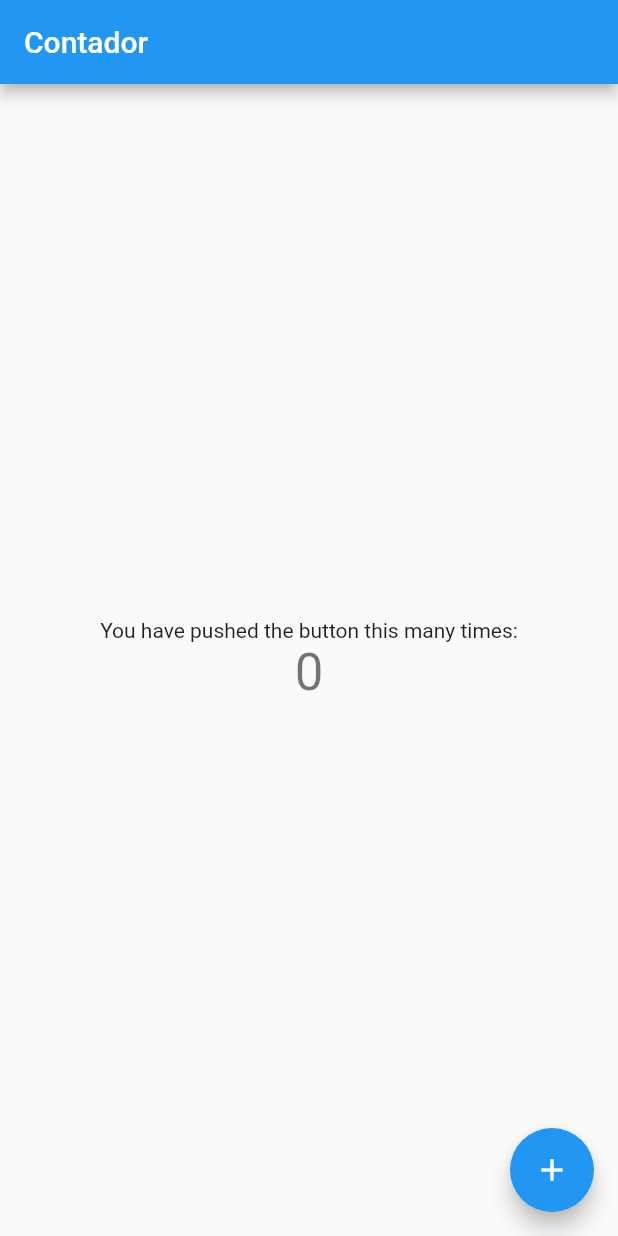
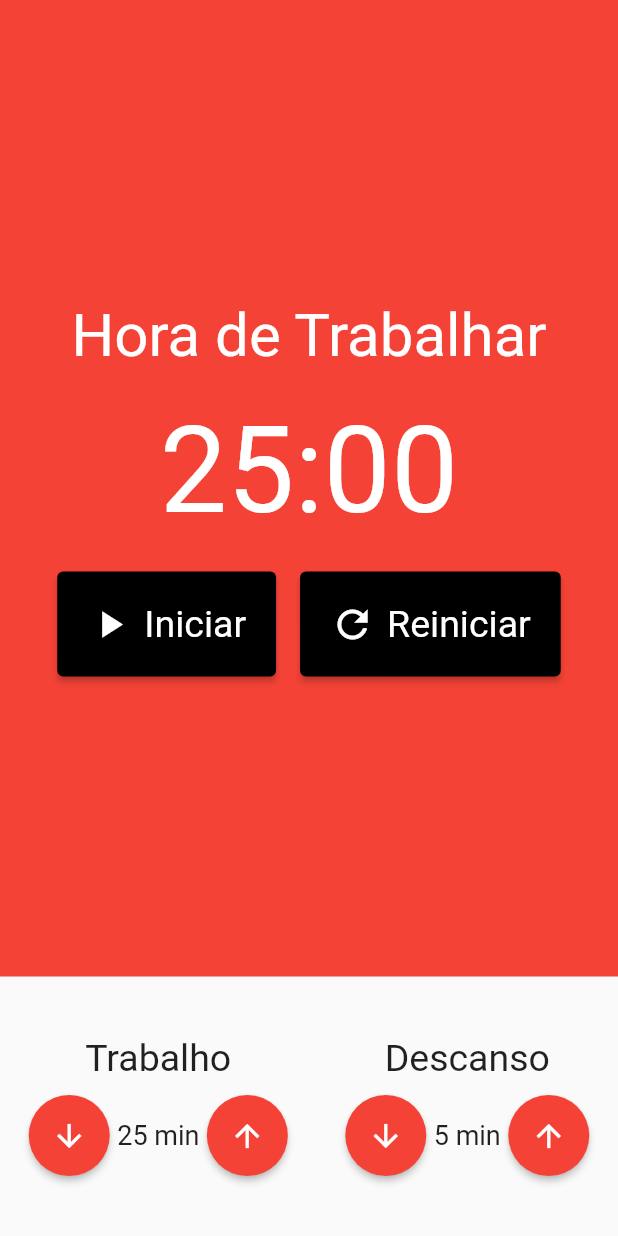
Before and after one commit to devguusta/pomodoro, a Flutter app: the screen it shows after launch, on a phone screen of 412 x 824 dp. Run offline on Flutter 3.47's test engine with Material 2 defaults, Android fonts, the phone set to English and light mode, and no system bars; our stand-ins replace flutter_mobx, mobx; generated files the repository leaves out were written again.

Commit message:
cria pomodo.store

```diff
--- /dev/null
+++ b/lib/components/timeButton.dart
@@ -0,0 +1,37 @@
+import 'package:flutter/material.dart';
+
+class TimeButton extends StatelessWidget {
+  final String text;
+  final IconData icon;
+  const TimeButton({
+    Key? key,
+    required this.text,
+    required this.icon,
+  }) : super(key: key);
+
+  @override
+  Widget build(BuildContext context) {
+    return ElevatedButton(
+      style: ElevatedButton.styleFrom(
+        primary: Colors.black,
+        padding: EdgeInsets.symmetric(
+          horizontal: 20,
+          vertical: 20,
+        ),
+        textStyle: TextStyle(
+          fontSize: 25,
+        ),
+      ),
+      onPressed: (){},
+      child: Row(
+        children: [
+          Padding(
+            padding: const EdgeInsets.only(right: 8.0),
+            child: Icon(icon, size: 30),
+          ),
+          Text(text),
+        ],
+      ),
+    );
+  }
+}
--- /dev/null
+++ b/lib/components/timeIn.dart
@@ -0,0 +1,47 @@
+import 'package:flutter/material.dart';
+
+class TimeIn extends StatelessWidget {
+ final int value;
+ final String title;
+  const TimeIn({
+    Key? key,
+    required this.value,
+    required this.title,
+  }) : super(key: key);
+
+  @override
+  Widget build(BuildContext context) {
+    return Column(
+      crossAxisAlignment: CrossAxisAlignment.center,
+      children: [
+        Text(this.title, style: TextStyle(fontSize:25)),
+        SizedBox(height: 10),
+        Row(
+          mainAxisAlignment: MainAxisAlignment.center,
+          children: [
+          ElevatedButton(
+            style: ElevatedButton.styleFrom(
+              shape: CircleBorder(),
+              padding: EdgeInsets.all(15),
+              primary: Colors.red,
+            ),
+            onPressed: (){},
+            child: Icon(Icons.arrow_downward, color: Colors.white)
+          ),
+           Text('${this.value} min', style: TextStyle(fontSize: 18,)),
+           ElevatedButton(
+            style: ElevatedButton.styleFrom(
+              shape: CircleBorder(),
+              padding: EdgeInsets.all(15),
+              primary: Colors.red,
+            ),
+            onPressed: (){},
+            child: Icon(Icons.arrow_upward, color: Colors.white)
+          ),
+          ],
+        ),
+
+      ]
+    );
+  }
+}
--- /dev/null
+++ b/lib/components/timer.dart
@@ -0,0 +1,49 @@
+import 'package:flutter/material.dart';
+import 'package:mobx1/components/timeButton.dart';
+
+class Time extends StatelessWidget {
+  const Time({Key? key}) : super(key: key);
+
+  @override
+  Widget build(BuildContext context) {
+    return Container(
+      color: Colors.red,
+      child: Column(
+        mainAxisAlignment: MainAxisAlignment.center,
+        crossAxisAlignment: CrossAxisAlignment.center,
+        children: <Widget>[
+          Text(
+            'Hora de Trabalhar',
+            style: TextStyle(
+              fontSize: 40,
+              color: Colors.white,
+            ),
+          ),
+          SizedBox(height: 20),
+          Text(
+            '25:00',
+            style: TextStyle(fontSize: 80, color: Colors.white),
+          ),
+          SizedBox(height: 20),
+          Row(
+            mainAxisAlignment: MainAxisAlignment.center,
+            children: [
+              Padding(
+                padding: const EdgeInsets.only(right: 8.0),
+                child: TimeButton(text: "Iniciar", icon: Icons.play_arrow,),
+              ),
+              //  Padding(
+              //    padding: const EdgeInsets.all(8.0),
+              //    child: TimeButton(text: "Parar", icon: Icons.stop,),
+              //  ),
+               Padding(
+                 padding: const EdgeInsets.only(left: 8.0),
+                 child: TimeButton(text: "Reiniciar", icon: Icons.refresh,),
+               ),
+            ],
+          ),
+        ],
+      ),
+    );
+  }
+}
--- a/lib/main.dart
+++ b/lib/main.dart
@@ -1,5 +1,6 @@
 import 'package:flutter/material.dart';
 import 'package:flutter_mobx/flutter_mobx.dart';
+import 'package:mobx1/pages/pomodoro.dart';
 import 'package:mobx1/store/contador.store.dart';
 
 void main() {
@@ -24,48 +25,41 @@ class MyApp extends StatelessWidget {
         // is not restarted.
         primarySwatch: Colors.blue,
       ),
-      home: HomePage(),
+      home: Pomodoro(),
     );
   }
 }
 
-  final store = ContadorStore();
+//   final store = ContadorStore();
+// class HomePage extends StatelessWidget {
+//   const HomePage({Key? key}) : super(key: key);
 
-
-
-class HomePage extends StatelessWidget {
-  const HomePage({Key? key}) : super(key: key);
-
-  @override
-  Widget build(BuildContext context) {
-   return Scaffold(
-      appBar: AppBar(
-
-        title: Text('Contador'),
-      ),
-      body: Center(
-
-        child: Column(
-
-          mainAxisAlignment: MainAxisAlignment.center,
-          children: <Widget>[
-            Text(
-              'You have pushed the button this many times:',
-            ),
-            Observer(builder: (_) =>  Text(
-              '${store.count}',
-              style: Theme.of(context).textTheme.headline4,
-            ),
-            ),
-
-          ],
-        ),
-      ),
-      floatingActionButton: FloatingActionButton(
-        onPressed: store.increment ,
-        tooltip: 'Increment',
-        child: Icon(Icons.add),
-      ), // This trailing comma makes auto-formatting nicer for build methods.
-    );
-  }
-}
+//   @override
+//   Widget build(BuildContext context) {
+//    return Scaffold(
+//       appBar: AppBar(
+//         title: Text('Contador'),
+//       ),
+//       body: Center(
+//         child: Column(
+//           mainAxisAlignment: MainAxisAlignment.center,
+//           children: <Widget>[
+//             Text(
+//               'You have pushed the button this many times:',
+//             ),
+//             Observer(builder: (_) =>  Text(
+//               '${store.count}',
+//               style: Theme.of(context).textTheme.headline4,
+//             ),
+//             ),
+//           ],
+//         ),
+//       ),
+//       floatingActionButton: FloatingActionButton(
+//         onPressed: store.increment ,
+//         tooltip: 'Increment',
+//         child: Icon(Icons.add),
+//       ), // This trailing comma makes auto-formatting nicer for build methods.
+//     );
+//   }
+// }
--- /dev/null
+++ b/lib/pages/pomodoro.dart
@@ -0,0 +1,30 @@
+import 'package:flutter/material.dart';
+import 'package:mobx1/components/timeIn.dart';
+import 'package:mobx1/components/timer.dart';
+
+class Pomodoro extends StatelessWidget {
+  const Pomodoro({Key? key}) : super(key: key);
+
+  @override
+  Widget build(BuildContext context) {
+    return Scaffold(
+      body: Column(
+        crossAxisAlignment: CrossAxisAlignment.stretch,
+        children: [
+          Expanded(child: Time()),
+         Padding(
+           padding: const EdgeInsets.symmetric(vertical: 40.0),
+           child: Row(
+             mainAxisAlignment: MainAxisAlignment.spaceAround,
+             children: [
+
+            TimeIn(value: 25, title: 'Trabalho'),
+            TimeIn(value: 5, title: 'Descanso'),
+             ],
+           ),
+         ),
+        ],
+      ),
+    );
+  }
+}
--- /dev/null
+++ b/lib/store/pomodo.store.dart
@@ -0,0 +1,30 @@
+import 'package:mobx/mobx.dart';
+part 'pomodo.store.g.dart';
+
+class Pomodoro = _PomodoroBase with _$Pomodoro;
+
+abstract class _PomodoroBase with Store {
+  @observable
+  int timeWork = 2;
+
+  @observable
+  int timeRest = 1;
+
+  @action
+  void incrementTimeWork() {
+    timeWork ++;
+  }
+   @action
+  void decrementTimeWork() {
+    timeWork --;
+
+  } @action
+  void incrementTimeRest() {
+    timeRest++;
+  }
+  @action
+  void decrementTimeRest() {
+    timeRest--;
+  }
+
+}
```
Also changed, not shown: lib/store/pomodo.store.g.dart (added).
